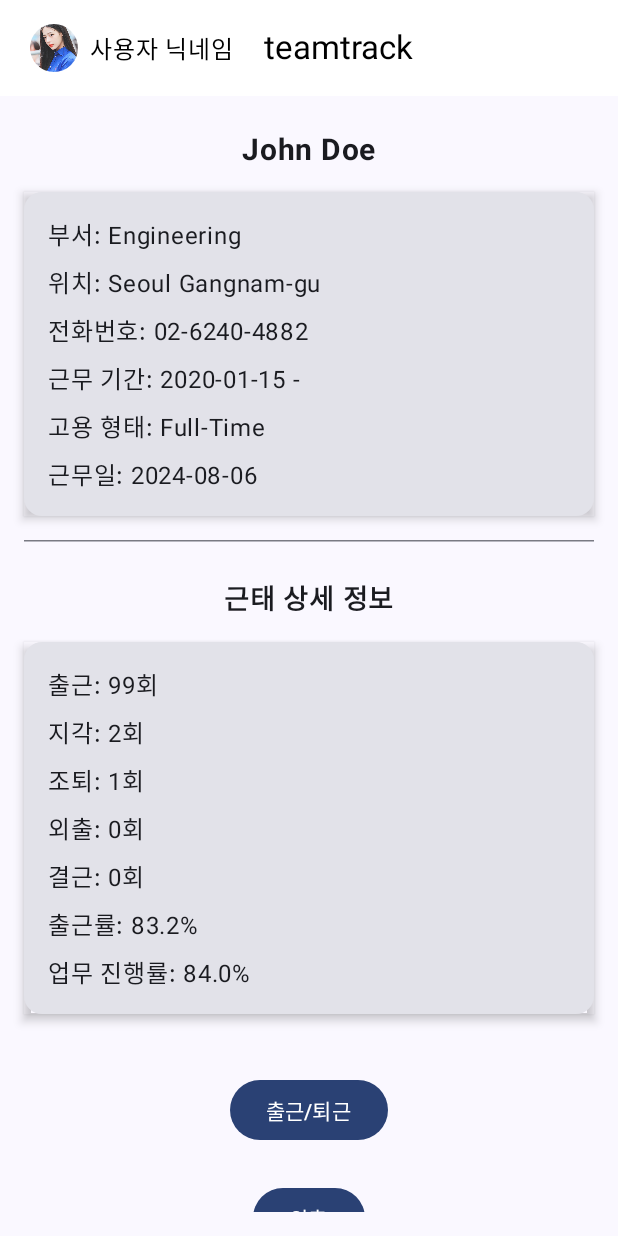
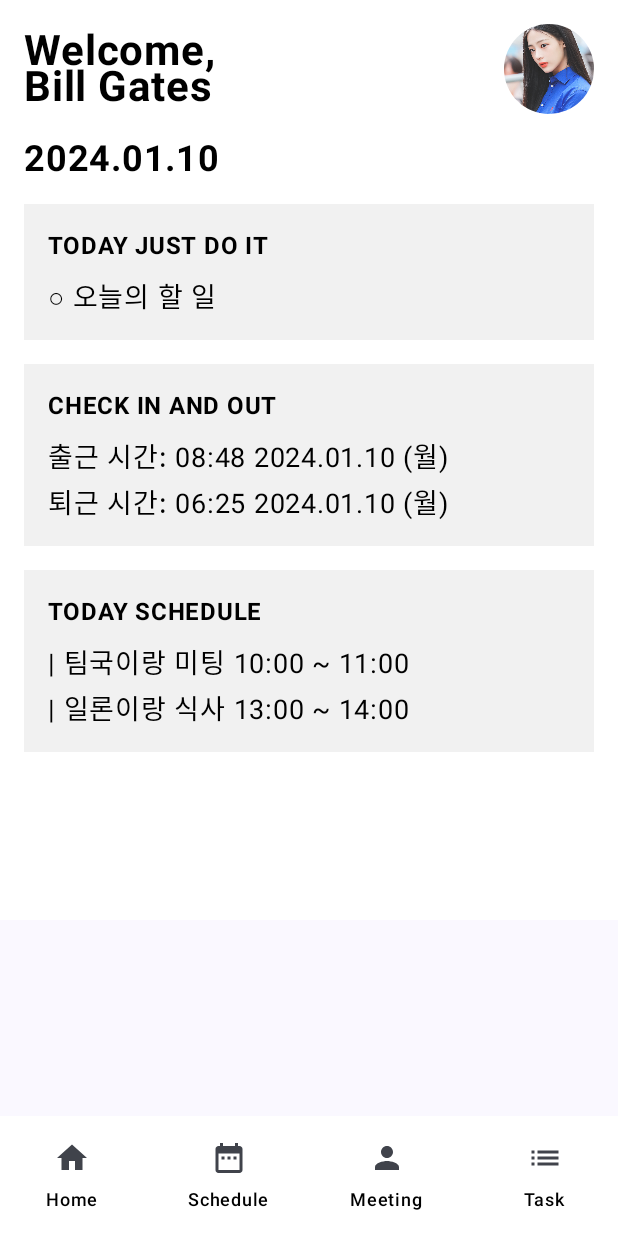
Before and after one commit to kdt-teamtrack/teamtrack, an Android app built with Jetpack Compose: the screen it shows after launch (MainActivity), after a tap on "팀원", on a phone screen of 412 x 824 dp. Run offline under Robolectric (Android 15) with nearby library versions, the phone set to English and light mode, and no system bars.

Commit message:
홈스크린 제작, 탑앱바 제거, 이름 수정

```diff
--- /dev/null
+++ b/app/src/main/java/com/teamtrack/teamtrack/HomeScreen.kt
@@ -0,0 +1,170 @@
+package com.teamtrack.teamtrack
+
+import androidx.compose.foundation.Image
+import androidx.compose.foundation.background
+import androidx.compose.foundation.layout.*
+import androidx.compose.foundation.shape.CircleShape
+import androidx.compose.material.icons.Icons
+import androidx.compose.material.icons.automirrored.filled.List
+import androidx.compose.material.icons.filled.Home
+import androidx.compose.material.icons.filled.Person
+import androidx.compose.material.icons.filled.DateRange
+import androidx.compose.material3.*
+import androidx.compose.runtime.Composable
+import androidx.compose.ui.Alignment
+import androidx.compose.ui.Modifier
+import androidx.compose.ui.draw.clip
+import androidx.compose.ui.graphics.Color
+import androidx.compose.ui.layout.ContentScale
+import androidx.compose.ui.res.painterResource
+import androidx.compose.ui.text.font.FontWeight
+import androidx.compose.ui.unit.dp
+import androidx.compose.ui.unit.sp
+import androidx.navigation.NavHostController
+import androidx.compose.ui.graphics.vector.ImageVector
+
+@Composable
+fun HomeScreen(navController: NavHostController) {
+    Scaffold(
+        bottomBar = { BottomNavigationBar(navController) }
+    ) { innerPadding ->
+        Column(
+            modifier = Modifier
+                .background(Color.White)
+                .padding(innerPadding)
+                .padding(16.dp)
+        ) {
+            // Welcome Section
+            Row(
+                verticalAlignment = Alignment.CenterVertically,
+                modifier = Modifier.fillMaxWidth()
+            ) {
+                Text(
+                    text = "Welcome,\nBill Gates",
+                    fontSize = 28.sp,
+                    fontWeight = FontWeight.Bold,
+                    color = Color.Black
+                )
+                Spacer(modifier = Modifier.weight(1f))
+                Image(
+                    painter = painterResource(id = R.drawable.minjee), // replace with your profile image resource
+                    contentDescription = null,
+                    modifier = Modifier
+                        .size(60.dp)
+                        .clip(CircleShape),
+                    contentScale = ContentScale.Crop
+                )
+            }
+
+            Spacer(modifier = Modifier.height(16.dp))
+
+            // Date Section
+            Text(
+                text = "2024.01.10",
+                fontSize = 24.sp,
+                fontWeight = FontWeight.Bold,
+                color = Color.Black
+            )
+
+            Spacer(modifier = Modifier.height(16.dp))
+
+            // Tasks Section
+            Box(
+                modifier = Modifier
+                    .background(Color(0xFFF1F1F1))
+                    .padding(16.dp)
+                    .fillMaxWidth()
+            ) {
+                Column {
+                    Text(
+                        text = "TODAY JUST DO IT",
+                        fontSize = 16.sp,
+                        fontWeight = FontWeight.Bold,
+                        color = Color.Black
+                    )
+                    Spacer(modifier = Modifier.height(8.dp))
+                    Text(text = "○ 오늘의 할 일", fontSize = 18.sp, color = Color.Black)
+                }
+            }
+
+            Spacer(modifier = Modifier.height(16.dp))
+
+            // Check In and Out Section
+            Box(
+                modifier = Modifier
+                    .background(Color(0xFFF1F1F1))
+                    .padding(16.dp)
+                    .fillMaxWidth()
+            ) {
+                Column {
+                    Text(
+                        text = "CHECK IN AND OUT",
+                        fontSize = 16.sp,
+                        fontWeight = FontWeight.Bold,
+                        color = Color.Black
+                    )
+                    Spacer(modifier = Modifier.height(8.dp))
+                    Text(text = "출근 시간: 08:48 2024.01.10 (월)", fontSize = 18.sp, color = Color.Black)
+                    Spacer(modifier = Modifier.height(4.dp))
+                    Text(text = "퇴근 시간: 06:25 2024.01.10 (월)", fontSize = 18.sp, color = Color.Black)
+                }
+            }
+
+            Spacer(modifier = Modifier.height(16.dp))
+
+            // Schedule Section
+            Box(
+                modifier = Modifier
+                    .background(Color(0xFFF1F1F1))
+                    .padding(16.dp)
+                    .fillMaxWidth()
+            ) {
+                Column {
+                    Text(
+                        text = "TODAY SCHEDULE",
+                        fontSize = 16.sp,
+                        fontWeight = FontWeight.Bold,
+                        color = Color.Black
+                    )
+                    Spacer(modifier = Modifier.height(8.dp))
+                    Text(text = "| 팀국이랑 미팅 10:00 ~ 11:00", fontSize = 18.sp, color = Color.Black)
+                    Spacer(modifier = Modifier.height(4.dp))
+                    Text(text = "| 일론이랑 식사 13:00 ~ 14:00", fontSize = 18.sp, color = Color.Black)
+                }
+            }
+
+            Spacer(modifier = Modifier.height(16.dp))
+
+            // The rest of your content goes here...
+
+        }
+    }
+}
+
+@Composable
+fun BottomNavigationBar(navController: NavHostController) {
+    val items = listOf(
+        BottomNavItem("Home", Icons.Filled.Home, "homeScreen"),
+        BottomNavItem("Schedule", Icons.Filled.DateRange, "scheduleScreen"), // 아이콘 변경
+        BottomNavItem("Meeting", Icons.Filled.Person, "meetingScreen"),
+        BottomNavItem("Task", Icons.AutoMirrored.Filled.List, "taskScreen")
+    )
+
+    NavigationBar(
+        containerColor = Color.White,
+        contentColor = Color.Black
+    ) {
+        items.forEach { item ->
+            NavigationBarItem(
+                icon = { Icon(item.icon, contentDescription = item.label) },
+                label = { Text(item.label, color = Color.Black) },
+                selected = false,
+                onClick = {
+                    navController.navigate(item.route)
+                }
+            )
+        }
+    }
+}
+
+data class BottomNavItem(val label: String, val icon: ImageVector, val route: String)
--- a/app/src/main/java/com/teamtrack/teamtrack/FirstScreen.kt
+++ b/app/src/main/java/com/teamtrack/teamtrack/LoginScreen.kt
@@ -31,7 +31,7 @@ import androidx.compose.ui.unit.sp
 import androidx.navigation.NavHostController
 
 @Composable
-fun FirstScreen(navController: NavHostController) {
+fun LoginScreen(navController: NavHostController) {
     Column(
         modifier = Modifier
             .fillMaxSize()
@@ -105,7 +105,7 @@ fun FirstScreen(navController: NavHostController) {
                     }
                 }
                 Button(
-                    onClick = { navController.navigate("attendanceScreen") },
+                    onClick = { navController.navigate("homeScreen") },
                     modifier = Modifier
                         .size(140.dp)
                         .clip(CircleShape)
--- a/app/src/main/java/com/teamtrack/teamtrack/MainActivity.kt
+++ b/app/src/main/java/com/teamtrack/teamtrack/MainActivity.kt
@@ -4,35 +4,18 @@ import android.os.Bundle
 import androidx.activity.ComponentActivity
 import androidx.activity.compose.setContent
 import androidx.activity.enableEdgeToEdge
-import androidx.compose.foundation.Image
 import androidx.compose.foundation.layout.Arrangement
 import androidx.compose.foundation.layout.Column
-import androidx.compose.foundation.layout.Row
-import androidx.compose.foundation.layout.Spacer
 import androidx.compose.foundation.layout.fillMaxSize
 import androidx.compose.foundation.layout.padding
-import androidx.compose.foundation.layout.size
-import androidx.compose.foundation.layout.width
-import androidx.compose.foundation.shape.CircleShape
 import androidx.compose.material3.Button
-import androidx.compose.material3.ExperimentalMaterial3Api
 import androidx.compose.material3.Scaffold
 import androidx.compose.material3.Text
-import androidx.compose.material3.TopAppBar
-import androidx.compose.material3.TopAppBarDefaults
 import androidx.compose.runtime.Composable
-import androidx.compose.runtime.getValue
-import androidx.compose.ui.Alignment
 import androidx.compose.ui.Modifier
-import androidx.compose.ui.draw.clip
-import androidx.compose.ui.graphics.Color
-import androidx.compose.ui.layout.ContentScale
-import androidx.compose.ui.res.painterResource
 import androidx.compose.ui.unit.dp
-import androidx.compose.ui.unit.sp
 import androidx.navigation.compose.NavHost
 import androidx.navigation.compose.composable
-import androidx.navigation.compose.currentBackStackEntryAsState
 import androidx.navigation.compose.rememberNavController
 import com.teamtrack.teamtrack.attendance.AttendanceScreen
 import com.teamtrack.teamtrack.attendance.QRScreen
@@ -49,28 +32,22 @@ class MainActivity : ComponentActivity() {
         setContent {
             MyApplicationTheme {
                 val navController = rememberNavController()
-                val navBackStackEntry by navController.currentBackStackEntryAsState()
-                val currentRoute = navBackStackEntry?.destination?.route
 
                 Scaffold(
                     modifier = Modifier.fillMaxSize(),
-                    topBar = {
-                        if (currentRoute != "firstScreen") {
-                            AppBar()
-                        }
-                    }
                 ) { innerPadding ->
                     NavHost(
                         navController = navController,
-                        startDestination = "firstScreen",
+                        startDestination = "loginScreen",
                         modifier = Modifier.padding(innerPadding)
                     ) {
-                        composable("firstScreen") { FirstScreen(navController) }
+                        composable("loginScreen") { LoginScreen(navController) }
+                        composable("homeScreen") { HomeScreen(navController) }
                         composable("main") { MainScreen(navController) }
                         composable("teamLeaderScreen") { TeamLeaderScreen() }
                         composable("attendanceScreen") { AttendanceScreen(navController) }
                         composable("qrScreen") { QRScreen(navController) }
-                        composable("resultScreen/{result}") { backStackEntry ->
+                        composable("resultScreen/{result}") {
                             ResultScreen(navController)
                         }
                         composable("todoListScreen") { TodoListScreen() }
@@ -81,36 +58,6 @@ class MainActivity : ComponentActivity() {
             }
         }
     }
-}
-
-@OptIn(ExperimentalMaterial3Api::class)
-@Composable
-fun AppBar() {
-    TopAppBar(
-        title = { Text(text = "teamtrack") },
-        navigationIcon = {
-            Row(
-                modifier = Modifier.padding(horizontal = 16.dp),
-                verticalAlignment = Alignment.CenterVertically
-            ) {
-                Image(
-                    painter = painterResource(id = R.drawable.minjee), // 프로필 사진 리소스 아이디
-                    contentDescription = null,
-                    modifier = Modifier
-                        .size(32.dp)
-                        .clip(CircleShape),
-                    contentScale = ContentScale.Crop
-                )
-                Spacer(modifier = Modifier.width(8.dp))
-                Text(text = "사용자 닉네임", fontSize = 16.sp) // 사용자 닉네임
-            }
-        },
-        colors = TopAppBarDefaults.topAppBarColors(
-            containerColor = Color.White,
-            titleContentColor = Color.Black,
-            navigationIconContentColor = Color.Black
-        )
-    )
 }
 
 @Composable
```
